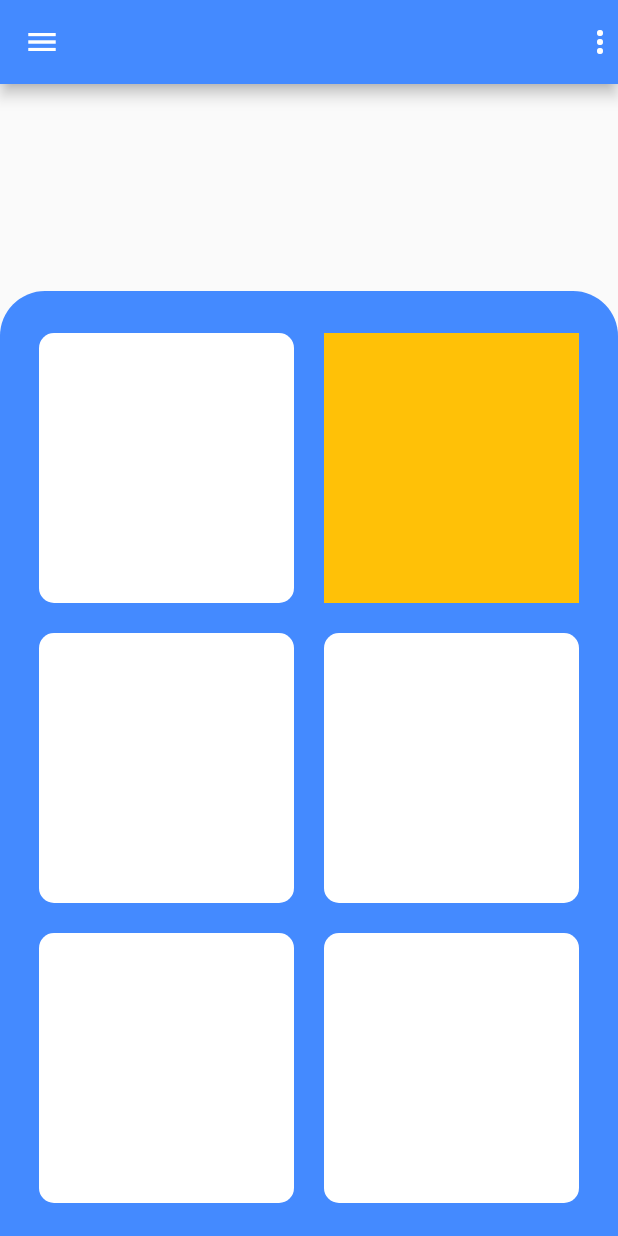
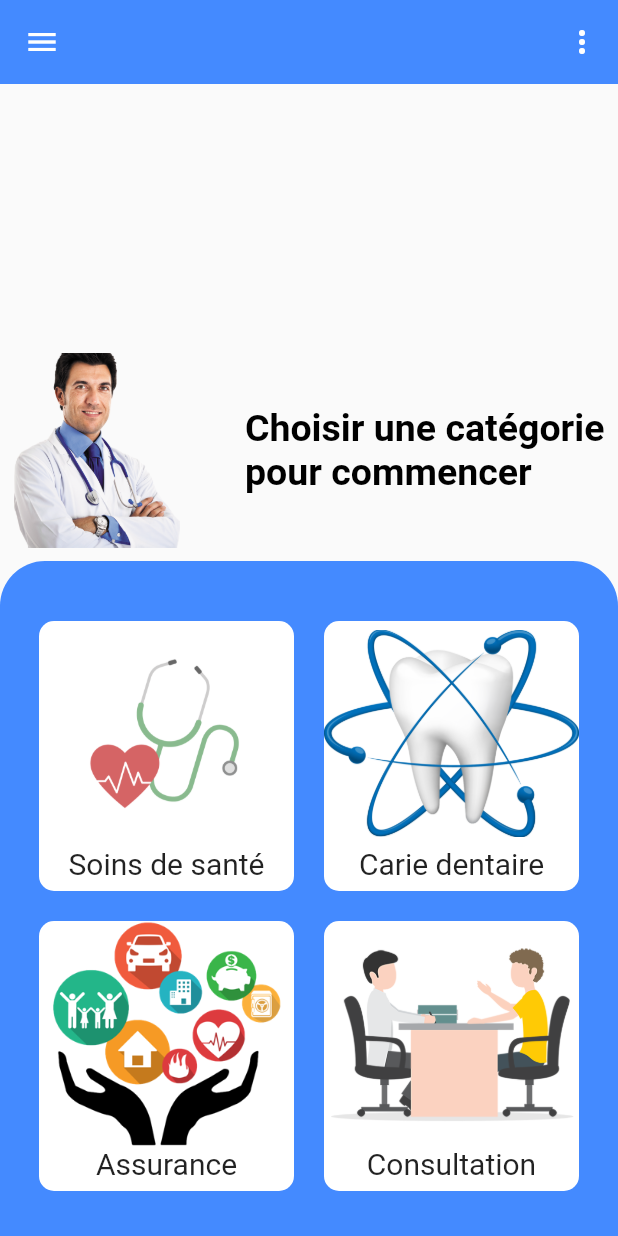
Before and after one commit to TechnicienChercheur/projet_nan, a Flutter app: the screen it shows after launch, on a phone screen of 412 x 824 dp. Run offline on Flutter 3.47's test engine with Material 2 defaults, Android fonts, the phone set to English and light mode, and no system bars.

Commit message:
du nouveau

```diff
--- a/lib/masantedabord2.dart
+++ b/lib/masantedabord2.dart
@@ -13,15 +13,87 @@ class _scrollables2State extends State<scrollables2> {
   Widget build(BuildContext context) {
     return Scaffold(
         appBar: AppBar(
+          elevation: 0,
           backgroundColor: Colors.blueAccent,
           leading: IconButton(onPressed: () {}, icon: Icon(Icons.menu)),
-          actions: [Icon(Icons.more_vert_outlined)],
+          actions: [
+            PopupMenuButton(
+              icon: Icon(Icons.more_vert),
+              itemBuilder: (context) => [
+                PopupMenuItem(
+                  child: Row(
+                    mainAxisAlignment: MainAxisAlignment.spaceBetween,
+                    children: [
+                      Text(
+                        "Settings",
+                        style: TextStyle(fontSize: 25),
+                      ),
+                      Icon(
+                        Icons.settings,
+                        color: Colors.blueAccent,
+                      )
+                    ],
+                  ),
+                ),
+                PopupMenuItem(
+                  child: Row(
+                    mainAxisAlignment: MainAxisAlignment.spaceBetween,
+                    children: [
+                      Text(
+                        "Share",
+                        style: TextStyle(fontSize: 25),
+                      ),
+                      Icon(
+                        Icons.share,
+                        color: Colors.blueAccent,
+                      )
+                    ],
+                  ),
+                ),
+                PopupMenuItem(
+                  child: Row(
+                    mainAxisAlignment: MainAxisAlignment.spaceBetween,
+                    children: [
+                      Text(
+                        "Learn more",
+                        style: TextStyle(fontSize: 25),
+                      ),
+                      Icon(
+                        Icons.info,
+                        color: Colors.blueAccent,
+                      )
+                    ],
+                  ),
+                ),
+              ],
+            ),
+          ],
         ),
         body: Column(
           mainAxisAlignment: MainAxisAlignment.end,
           children: [
+            Padding(
+              padding:
+                  const EdgeInsets.only(bottom: 9, right: 9, left: 9, top: 5),
+              child: Row(
+                mainAxisAlignment: MainAxisAlignment.spaceBetween,
+                children: [
+                  Image.asset(
+                    "vato/images/img7.png",
+                    height: 130,
+                  ),
+                  Text(
+                    "Choisir une catégorie\npour commencer",
+                    style: TextStyle(
+                        fontSize: 25,
+                        color: Colors.black,
+                        fontWeight: FontWeight.bold),
+                  )
+                ],
+              ),
+            ),
             Container(
-              height: 630,
+              height: 450,
               decoration: BoxDecoration(
                   color: Colors.blueAccent,
                   borderRadius: BorderRadius.only(
@@ -30,7 +102,7 @@ class _scrollables2State extends State<scrollables2> {
               child: Column(
                 children: [
                   SizedBox(
-                    height: 28,
+                    height: 40,
                   ),
                   Row(
                     mainAxisAlignment: MainAxisAlignment.center,
@@ -39,8 +111,21 @@ class _scrollables2State extends State<scrollables2> {
                         width: 170,
                         height: 180,
                         decoration: BoxDecoration(
-                            color: Colors.white,
-                            borderRadius: BorderRadius.circular(10)),
+                          color: Colors.white,
+                          borderRadius: BorderRadius.circular(10),
+                        ),
+                        child: Column(
+                          children: [
+                            Image.asset(
+                              "vato/images/img2.png",
+                              height: 150,
+                            ),
+                            Text(
+                              "Soins de santé",
+                              style: TextStyle(fontSize: 20),
+                            )
+                          ],
+                        ),
                       ),
                       SizedBox(
                         width: 20,
@@ -52,44 +137,31 @@ class _scrollables2State extends State<scrollables2> {
                           color: Colors.white,
                           borderRadius: BorderRadius.circular(10),
                         ),
-                        child: Container(
-                          height: 80,
-                          width: 70,
-                          decoration: BoxDecoration(
-                            color: Colors.amber,
-                            // image: DecorationImage(
-                            //     image: AssetImage(
-                            //       "vato/images/TikenJah.jpg",
-                            //     ),
-                            //     fit: BoxFit.cover),
-                          ),
+                        child: Column(
+                          children: [
+                            Image.asset(
+                              "vato/images/img4.png",
+                              height: 150,
+                            ),
+                            Text(
+                              "Carie dentaire",
+                              style: TextStyle(fontSize: 20),
+                            )
+                          ],
                         ),
-                      ),
-                    ],
-                  ),
-                  SizedBox(
-                    height: 20,
-                  ),
-                  Row(
-                    mainAxisAlignment: MainAxisAlignment.center,
-                    children: [
-                      Container(
-                        width: 170,
-                        height: 180,
-                        decoration: BoxDecoration(
-                            color: Colors.white,
-                            borderRadius: BorderRadius.circular(10)),
-                      ),
-                      SizedBox(
-                        width: 20,
-                      ),
-                      Container(
-                        width: 170,
-                        height: 180,
-                        decoration: BoxDecoration(
-                          color: Colors.white,
-                          borderRadius: BorderRadius.circular(10),
-                        ),
+
+                        // child: Container(
+                        //   height: 80,
+                        //   width: 70,
+                        //   decoration: BoxDecoration(
+                        //     color: Colors.amber,
+                        //     // image: DecorationImage(
+                        //     //     image: AssetImage(
+                        //     //       "vato/images/TikenJah.jpg",
+                        //     //     ),
+                        //     //     fit: BoxFit.cover),
+                        //   ),
+                        // ),
                       ),
                     ],
                   ),
@@ -106,6 +178,18 @@ class _scrollables2State extends State<scrollables2> {
                           color: Colors.white,
                           borderRadius: BorderRadius.circular(10),
                         ),
+                        child: Column(
+                          children: [
+                            Image.asset(
+                              "vato/images/img5.png",
+                              height: 150,
+                            ),
+                            Text(
+                              "Assurance",
+                              style: TextStyle(fontSize: 20),
+                            )
+                          ],
+                        ),
                       ),
                       SizedBox(
                         width: 20,
@@ -117,9 +201,48 @@ class _scrollables2State extends State<scrollables2> {
                           color: Colors.white,
                           borderRadius: BorderRadius.circular(10),
                         ),
+                        child: Column(
+                          children: [
+                            Image.asset(
+                              "vato/images/img6.png",
+                              height: 150,
+                            ),
+                            Text(
+                              "Consultation",
+                              style: TextStyle(fontSize: 20),
+                            )
+                          ],
+                        ),
                       ),
                     ],
                   ),
+                  SizedBox(
+                    height: 20,
+                  ),
+                  // Row(
+                  //   mainAxisAlignment: MainAxisAlignment.center,
+                  //   children: [
+                  //     Container(
+                  //       width: 170,
+                  //       height: 180,
+                  //       decoration: BoxDecoration(
+                  //         color: Colors.white,
+                  //         borderRadius: BorderRadius.circular(10),
+                  //       ),
+                  //     ),
+                  //     SizedBox(
+                  //       width: 20,
+                  //     ),
+                  //     Container(
+                  //       width: 170,
+                  //       height: 180,
+                  //       decoration: BoxDecoration(
+                  //         color: Colors.white,
+                  //         borderRadius: BorderRadius.circular(10),
+                  //       ),
+                  //     ),
+                  //   ],
+                  // ),
                 ],
               ),
             )
```
Also changed, not shown: pubspec.yaml (+7 -0 lines), vato/images/healthcare.jpeg (added), vato/images/img2.png (added), vato/images/img3.png (added), vato/images/img4.png (added), vato/images/img5.png (added), vato/images/img6.png (added), vato/images/img7.png (added).
